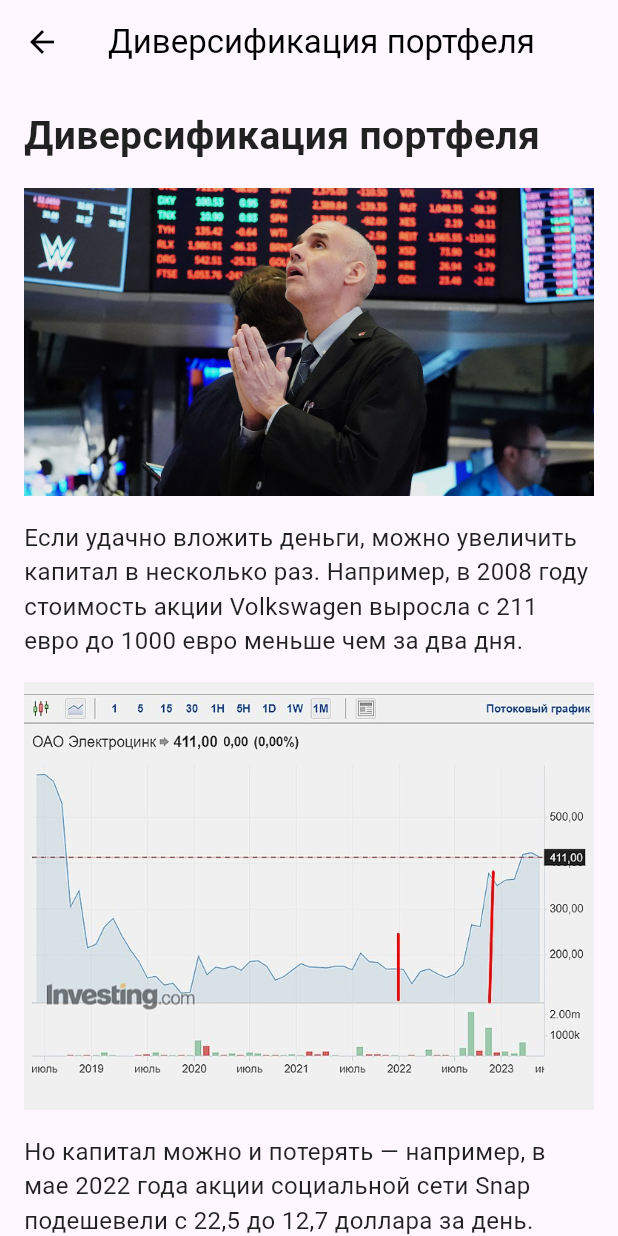
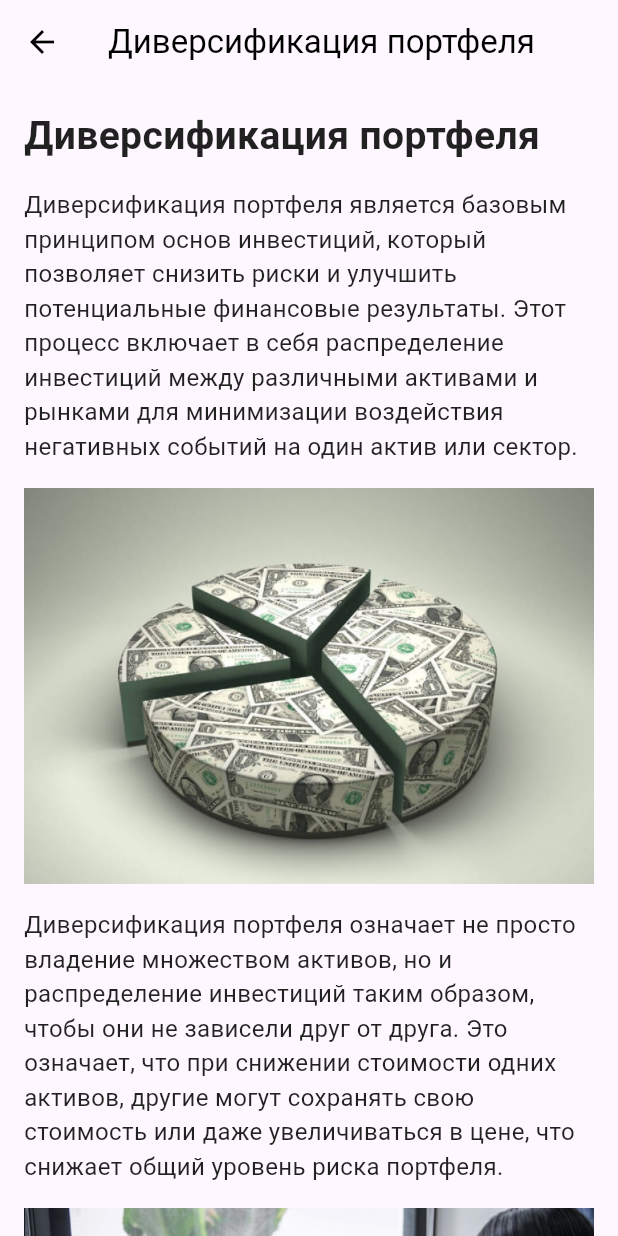
Before and after one commit to usamaroman/stock-application, a Flutter app: the screen it shows after launch, after a tap on "Диверсификация портфеля", on a phone screen of 412 x 824 dp. Run offline on Flutter 3.47's test engine with Material 3 defaults, Android fonts, the phone set to English and light mode, and no system bars; our stand-ins replace fl_chart.

Commit message:
added second news

```diff
--- /dev/null
+++ b/mobile/app/lib/article_screen2.dart
@@ -0,0 +1,89 @@
+import 'package:flutter/material.dart';
+
+class ArticleScreen2 extends StatelessWidget {
+  final String title;
+  final String content;
+
+  const ArticleScreen2({Key? key, required this.title, required this.content})
+      : super(key: key);
+
+  @override
+  Widget build(BuildContext context) {
+    return Scaffold(
+      appBar: AppBar(
+        title: Text(title),
+        foregroundColor: Colors.black,
+        elevation: 0,
+      ),
+      body: SingleChildScrollView(
+        padding: const EdgeInsets.all(16.0),
+        child: Column(
+          crossAxisAlignment: CrossAxisAlignment.start,
+          children: [
+            // Title
+            Text(
+              title,
+              style: const TextStyle(
+                fontSize: 26,
+                fontWeight: FontWeight.bold,
+                color: Colors.black87,
+              ),
+            ),
+            const SizedBox(height: 16),
+
+            // Content of the article with styled text and headings
+
+            Text('Диверсификация портфеля является базовым принципом основ инвестиций, который позволяет снизить риски и улучшить потенциальные финансовые результаты. Этот процесс включает в себя распределение инвестиций между различными активами и рынками для минимизации воздействия негативных событий на один актив или сектор.',
+              style: const TextStyle(fontSize: 16, color: Colors.black87),
+            ),
+            const SizedBox(height: 16),
+            Image.asset(
+                'assets/images/diversion.jpg'), // A relevant image about stock growth
+
+            const SizedBox(height: 16),
+
+            Text(
+              'Диверсификация портфеля означает не просто владение множеством активов, но и распределение инвестиций таким образом, чтобы они не зависели друг от друга. Это означает, что при снижении стоимости одних активов, другие могут сохранять свою стоимость или даже увеличиваться в цене, что снижает общий уровень риска портфеля.',
+              style: const TextStyle(fontSize: 16, color: Colors.black87),
+            ),
+            const SizedBox(height: 16),
+
+            // Another image that illustrates the risks of investment
+            Image.asset('assets/images/diversion2.jpg'),
+
+            const SizedBox(height: 16),
+
+            Text(
+              'Путь каждого инвестора уникален, но существуют распространенные ошибки, которые часто совершают начинающие инвесторы. Понимание и избегание этих ошибок может значительно улучшить шансы на успех в инвестициях.',
+              style: const TextStyle(fontSize: 16, color: Colors.black87),
+            ),
+            const SizedBox(height: 16),
+
+            Text(
+              'Одна из самых больших ошибок — вход в инвестиции без должной подготовки. Важно провести время, изучая основы инвестиций, различные классы активов и рыночные условия перед тем, как начать инвестировать. Многие новички склонны недооценивать риски, связанные с инвестициями. Важно понимать, что все инвестиции подразумевают определенный уровень риска и необходимо уметь его оценивать и только после этого принимать решение.',
+              style: const TextStyle(fontSize: 16, color: Colors.black87),
+            ),
+            const SizedBox(height: 16),
+
+            // Add an image that reflects financial tools or instruments (e.g., stock, bond)
+            Image.asset('assets/images/diversion3.jpg'),
+
+            const SizedBox(height: 16),
+
+            Text(
+              'Решения, основанные на эмоциях, часто приводят к плохим инвестиционным результатам. Инвесторы должны стремиться к объективному и аналитическому подходу, избегая панических продаж или чрезмерно оптимистичных покупок на пике рынка.',
+              style: const TextStyle(fontSize: 16, color: Colors.black87),
+            ),
+            const SizedBox(height: 16),
+
+            // Conclusion or call to action
+            Text(
+              'Подведем итоги и выделим ключевые моменты, которые могут помочь в этом увлекательной, но сложной отрасли. Как мы уже писали ранее, инвестирование это не только способ увеличения капитала, но и средство достижения личных и финансовых целей.',
+              style: const TextStyle(fontSize: 16, color: Colors.black87),
+            ),
+          ],
+        ),
+      ),
+    );
+  }
+}
--- a/mobile/app/lib/main_screen.dart
+++ b/mobile/app/lib/main_screen.dart
@@ -4,6 +4,7 @@ import 'package:app/model/model.dart';
 import 'package:fl_chart/fl_chart.dart';
 import 'package:flutter/material.dart';
 import 'package:app/article_screen.dart';
+import 'package:app/article_screen2.dart';
 
 class InvestmentHomeScreen extends StatefulWidget {
   const InvestmentHomeScreen({super.key});
@@ -205,11 +206,14 @@ class _InvestmentHomeScreenState extends State<InvestmentHomeScreen> {
             ),
             const SizedBox(height: 8),
             Column(
-              children: _articles.map((article) {
+              children: _articles.asMap().entries.map((entry) {
+                final index = entry.key; // Индекс статьи
+                final article = entry.value; // Содержимое статьи
                 return _buildGuideTile(
                   article['title']!,
                   'Нажмите чтобы узнать подробнее...', // Краткое описание
                   article['content']!,
+                  index, // Передаем индекс статьи
                 );
               }).toList(),
             ),
@@ -383,7 +387,8 @@ class _InvestmentHomeScreenState extends State<InvestmentHomeScreen> {
     );
   }
 
-  Widget _buildGuideTile(String title, String subtitle, String content) {
+  Widget _buildGuideTile(
+      String title, String subtitle, String content, int index) {
     return ListTile(
       contentPadding: EdgeInsets.zero,
       leading: const CircleAvatar(
@@ -399,12 +404,25 @@ class _InvestmentHomeScreenState extends State<InvestmentHomeScreen> {
       ),
       trailing: const Icon(Icons.chevron_right),
       onTap: () {
-        Navigator.push(
-          context,
-          MaterialPageRoute(
-            builder: (context) => ArticleScreen(title: title, content: content),
-          ),
-        );
+        if (index == 0) {
+          // Первая статья открывает ArticleScreen
+          Navigator.push(
+            context,
+            MaterialPageRoute(
+              builder: (context) =>
+                  ArticleScreen(title: title, content: content),
+            ),
+          );
+        } else if (index == 1) {
+          // Вторая статья открывает ArticleScreen2
+          Navigator.push(
+            context,
+            MaterialPageRoute(
+              builder: (context) =>
+                  ArticleScreen2(title: title, content: content),
+            ),
+          );
+        }
       },
     );
   }
@@ -467,8 +485,6 @@ Widget _buildGuideTile(BuildContext context, String title, String content) {
   );
 }
 
-
-
 Widget _buildStrategyCard(String title, String returnRate, Color color) {
   return Expanded(
     child: Container(
--- a/mobile/app/pubspec.yaml
+++ b/mobile/app/pubspec.yaml
@@ -63,6 +63,9 @@ flutter:
     - assets/images/investment_growth.jpg
     - assets/images/investment_risk.jpg
     - assets/images/financial_instruments.jpg
+    - assets/images/diversion.jpg
+    - assets/images/diversion2.jpg
+    - assets/images/diversion3.jpg
 
   # To add assets to your application, add an assets section, like this:
   # assets:
```
Also changed, not shown: mobile/app/assets/images/diversion.jpg (added), mobile/app/assets/images/diversion2.jpg (added), mobile/app/assets/images/diversion3.jpg (added).
